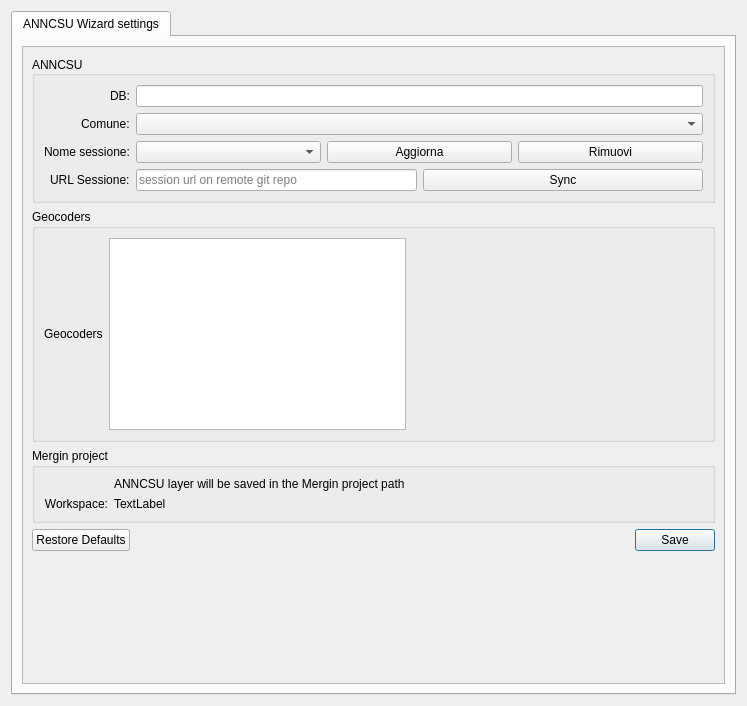
Qt form qgisplugin/anncsu_manager/resources/ui/wizard_settings.ui (anncsu-open/anncsu-manager) before a commit.
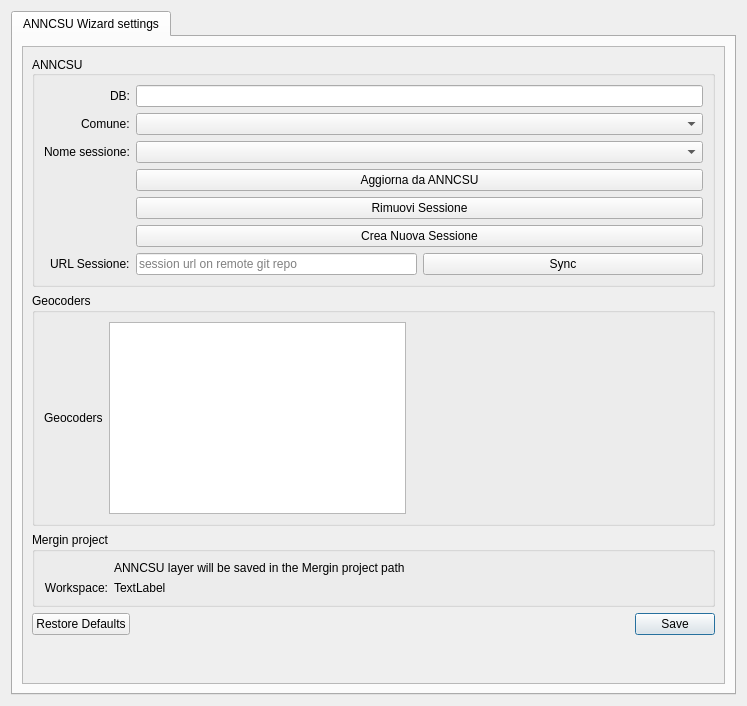
The same form after that commit.

Commit message: refactored to use geom insead of geometry because us of st_read from gpkg + feature to create new session on the same municipality

The edit to the form file:
```diff
--- a/qgisplugin/anncsu_manager/resources/ui/wizard_settings.ui
+++ b/qgisplugin/anncsu_manager/resources/ui/wizard_settings.ui
@@ -93,42 +93,25 @@
               <item row="1" column="1">
                <widget class="QComboBox" name="comune_cb"/>
               </item>
-              <item row="3" column="0">
-               <widget class="QLabel" name="label_2">
-                <property name="text">
-                 <string>Nome sessione:</string>
-                </property>
-               </widget>
-              </item>
-              <item row="3" column="1">
+              <item row="4" column="1">
                <layout class="QHBoxLayout" name="horizontalLayout">
-                <item>
-                 <widget class="QComboBox" name="current_session"/>
-                </item>
-                <item>
-                 <widget class="QPushButton" name="update_session">
-                  <property name="text">
-                   <string>Aggiorna</string>
-                  </property>
-                 </widget>
-                </item>
                 <item>
                  <widget class="QPushButton" name="delete_session">
                   <property name="text">
-                   <string>Rimuovi</string>
+                   <string>Rimuovi Sessione</string>
                   </property>
                  </widget>
                 </item>
                </layout>
               </item>
-              <item row="6" column="0">
+              <item row="7" column="0">
                <widget class="QLabel" name="label_5">
                 <property name="text">
                  <string>URL Sessione:</string>
                 </property>
                </widget>
               </item>
-              <item row="6" column="1">
+              <item row="7" column="1">
                <layout class="QHBoxLayout" name="horizontalLayout_2">
                 <item>
                  <widget class="QLineEdit" name="session_url">
@@ -161,6 +144,30 @@
                 </item>
                </layout>
               </item>
+              <item row="2" column="1">
+               <widget class="QComboBox" name="current_session"/>
+              </item>
+              <item row="2" column="0">
+               <widget class="QLabel" name="label_2">
+                <property name="text">
+                 <string>Nome sessione:</string>
+                </property>
+               </widget>
+              </item>
+              <item row="3" column="1">
+               <widget class="QPushButton" name="update_session">
+                <property name="text">
+                 <string>Aggiorna da ANNCSU</string>
+                </property>
+               </widget>
+              </item>
+              <item row="5" column="1">
+               <widget class="QPushButton" name="create_new_session">
+                <property name="text">
+                 <string>Crea Nuova Sessione</string>
+                </property>
+               </widget>
+              </item>
              </layout>
             </widget>
            </item>
```
Left out of the diff: 6 changed lines with no effect on the pictures. The commit also changes 10 other files.
